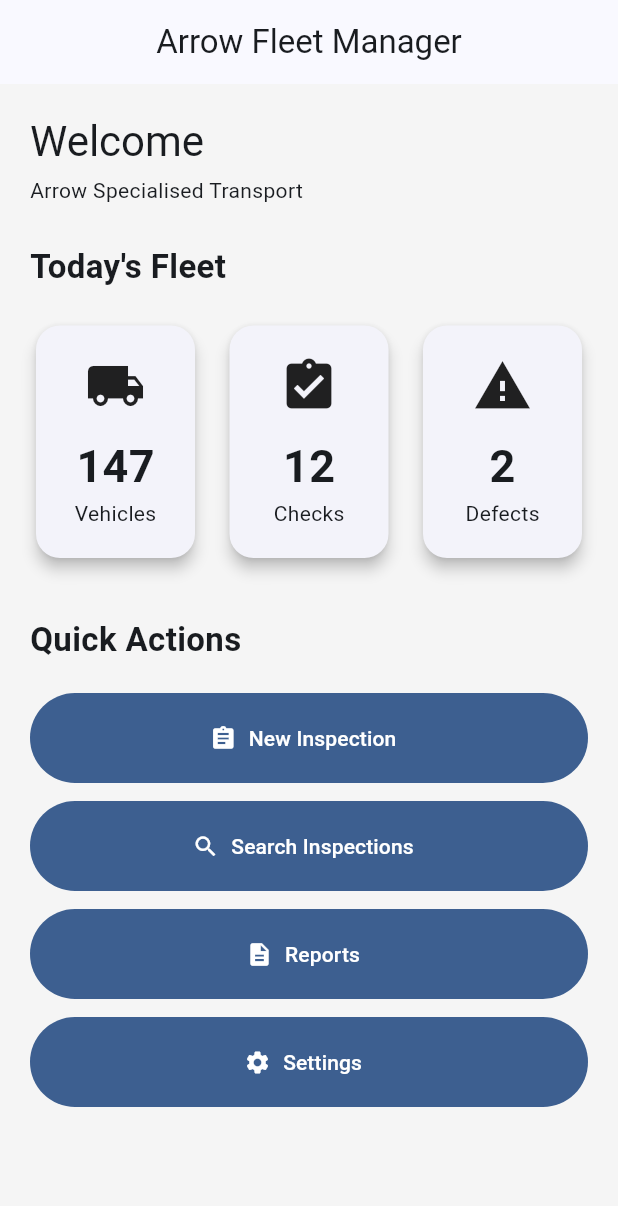
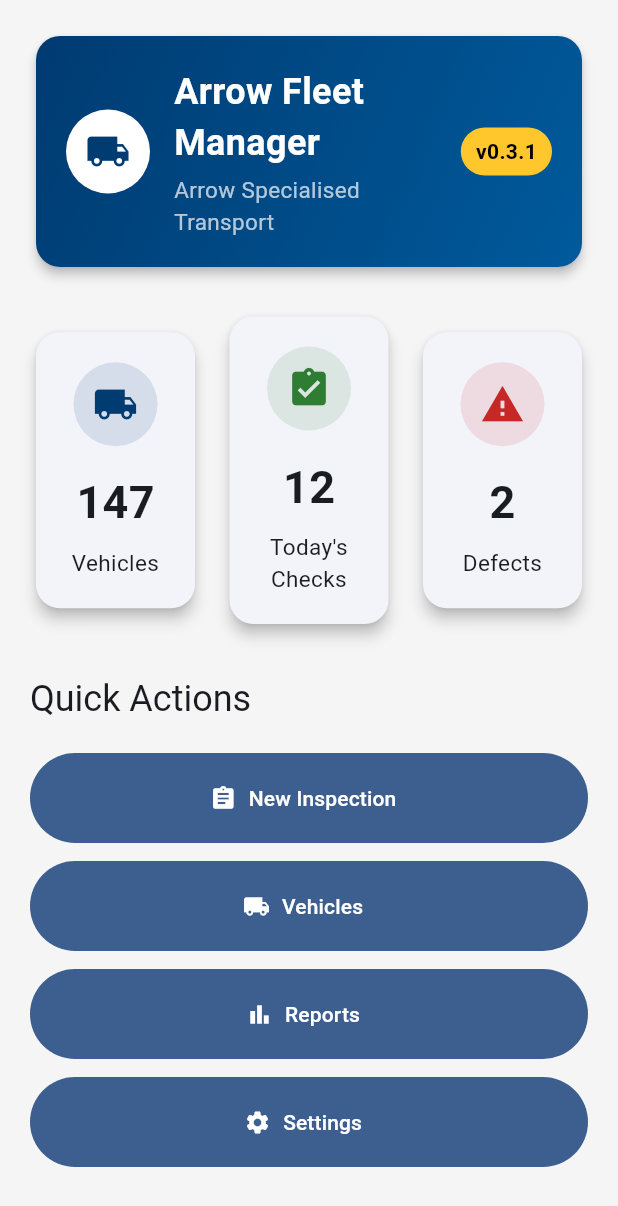
Before and after one commit to iancrofts-dotcom/arrow-fleet-manager, a Flutter app: the screen it shows after launch, on a phone screen of 412 x 824 dp. Shown: the top 1206 px of the screen. Run offline on Flutter 3.47's test engine with Material 3 defaults, Android fonts, the phone set to English and light mode, and no system bars; our stand-ins replace sqflite; accounts and stored records are empty.

Commit message:
feat: v0.3.1 AST branding and professional dashboard

```diff
--- a/lib/app/constants.dart
+++ b/lib/app/constants.dart
@@ -1,13 +1,26 @@
 import 'package:flutter/material.dart';
 
 class AppConstants {
+  // Company
+
   static const String companyName = "Arrow Specialised Transport";
   static const String appName = "Arrow Fleet Manager";
-  static const String version = "v0.2.0";
+  static const String version = "0.3.1";
+
+  // Corporate Colours
 
   static const Color primaryColor = Color(0xFF003B71);
   static const Color secondaryColor = Color(0xFFFFC72C);
 
-  static const double borderRadius = 16;
-  static const double padding = 20;
+  static const Color successColor = Color(0xFF2E7D32);
+  static const Color warningColor = Color(0xFFF57C00);
+  static const Color dangerColor = Color(0xFFC62828);
+
+  static const double padding = 20.0;
+  static const double borderRadius = 16.0;
+
+  // Dashboard Demo Data
+  static const int totalVehicles = 147;
+  static const int inspectionsToday = 12;
+  static const int outstandingDefects = 2;
 }
--- a/lib/features/dashboard/dashboard_screen.dart
+++ b/lib/features/dashboard/dashboard_screen.dart
@@ -1,6 +1,7 @@
 import 'package:flutter/material.dart';
 
 import '../../app/constants.dart';
+import '../../widgets/app_header.dart';
 import '../../widgets/dashboard_button.dart';
 import '../../widgets/stat_card.dart';
 import '../inspections/inspection_screen.dart';
@@ -11,46 +12,25 @@
   @override
   Widget build(BuildContext context) {
     return Scaffold(
-      appBar: AppBar(
-        title: const Text(AppConstants.appName),
-      ),
-      body: Padding(
-        padding: const EdgeInsets.all(AppConstants.padding),
-        child: Column(
-          crossAxisAlignment: CrossAxisAlignment.start,
+      body: SafeArea(
+        child: ListView(
+          padding: const EdgeInsets.all(AppConstants.padding),
           children: [
-
-            Text(
-              "Welcome",
-              style: Theme.of(context).textTheme.headlineMedium,
-            ),
-
-            const SizedBox(height: 5),
-
-            const Text(
-              AppConstants.companyName,
+            const AppHeader(
+              title: AppConstants.appName,
+              subtitle: AppConstants.companyName,
             ),
 
             const SizedBox(height: 25),
 
-            const Text(
-              "Today's Fleet",
-              style: TextStyle(
-                fontSize: 22,
-                fontWeight: FontWeight.bold,
-              ),
-            ),
-
-            const SizedBox(height: 20),
-
             const Row(
               children: [
-
                 Expanded(
                   child: StatCard(
                     title: "Vehicles",
-                    value: "147",
+                    value: "${AppConstants.totalVehicles}",
                     icon: Icons.local_shipping,
+                    color: AppConstants.primaryColor,
                   ),
                 ),
 
@@ -58,9 +38,10 @@
 
                 Expanded(
                   child: StatCard(
-                    title: "Checks",
-                    value: "12",
+                    title: "Today's Checks",
+                    value: "${AppConstants.inspectionsToday}",
                     icon: Icons.assignment_turned_in,
+                    color: AppConstants.successColor,
                   ),
                 ),
 
@@ -69,22 +50,19 @@
                 Expanded(
                   child: StatCard(
                     title: "Defects",
-                    value: "2",
+                    value: "${AppConstants.outstandingDefects}",
                     icon: Icons.warning,
+                    color: AppConstants.dangerColor,
                   ),
                 ),
-
               ],
             ),
 
-            const SizedBox(height: 35),
+            const SizedBox(height: 30),
 
-            const Text(
+            Text(
               "Quick Actions",
-              style: TextStyle(
-                fontSize: 22,
-                fontWeight: FontWeight.bold,
-              ),
+              style: Theme.of(context).textTheme.headlineSmall,
             ),
 
             const SizedBox(height: 20),
@@ -93,29 +71,27 @@
               icon: Icons.assignment,
               title: "New Inspection",
               onPressed: () {
-
                 Navigator.push(
                   context,
                   MaterialPageRoute(
                     builder: (_) => const InspectionScreen(),
                   ),
                 );
-
               },
             ),
 
             const SizedBox(height: 12),
 
             DashboardButton(
-              icon: Icons.search,
-              title: "Search Inspections",
+              icon: Icons.local_shipping,
+              title: "Vehicles",
               onPressed: () {},
             ),
 
             const SizedBox(height: 12),
 
             DashboardButton(
-              icon: Icons.description,
+              icon: Icons.bar_chart,
               title: "Reports",
               onPressed: () {},
             ),
@@ -127,7 +103,6 @@
               title: "Settings",
               onPressed: () {},
             ),
-
           ],
         ),
       ),
--- /dev/null
+++ b/lib/widgets/app_header.dart
@@ -0,0 +1,103 @@
+import 'package:flutter/material.dart';
+
+import '../app/constants.dart';
+
+class AppHeader extends StatelessWidget {
+  final String title;
+  final String? subtitle;
+
+  const AppHeader({
+    super.key,
+    required this.title,
+    this.subtitle,
+  });
+
+  @override
+  Widget build(BuildContext context) {
+    return Card(
+      elevation: 3,
+      shape: RoundedRectangleBorder(
+        borderRadius: BorderRadius.circular(
+          AppConstants.borderRadius,
+        ),
+      ),
+      child: Container(
+        padding: const EdgeInsets.all(AppConstants.padding),
+        decoration: BoxDecoration(
+          borderRadius: BorderRadius.circular(
+            AppConstants.borderRadius,
+          ),
+          gradient: const LinearGradient(
+            colors: [
+              AppConstants.primaryColor,
+              Color(0xFF005A9C),
+            ],
+            begin: Alignment.topLeft,
+            end: Alignment.bottomRight,
+          ),
+        ),
+        child: Row(
+          children: [
+            const CircleAvatar(
+              radius: 28,
+              backgroundColor: Colors.white,
+              child: Icon(
+                Icons.local_shipping,
+                color: AppConstants.primaryColor,
+                size: 30,
+              ),
+            ),
+
+            const SizedBox(width: 16),
+
+            Expanded(
+              child: Column(
+                crossAxisAlignment: CrossAxisAlignment.start,
+                children: [
+                  Text(
+                    title,
+                    style: const TextStyle(
+                      color: Colors.white,
+                      fontSize: 24,
+                      fontWeight: FontWeight.bold,
+                    ),
+                  ),
+
+                  if (subtitle != null)
+                    Padding(
+                      padding: const EdgeInsets.only(top: 4),
+                      child: Text(
+                        subtitle!,
+                        style: const TextStyle(
+                          color: Colors.white70,
+                          fontSize: 15,
+                        ),
+                      ),
+                    ),
+                ],
+              ),
+            ),
+
+            Container(
+              padding: const EdgeInsets.symmetric(
+                horizontal: 10,
+                vertical: 6,
+              ),
+              decoration: BoxDecoration(
+                color: AppConstants.secondaryColor,
+                borderRadius: BorderRadius.circular(20),
+              ),
+              child: Text(
+                "v${AppConstants.version}",
+                style: const TextStyle(
+                  fontWeight: FontWeight.bold,
+                  color: Colors.black,
+                ),
+              ),
+            ),
+          ],
+        ),
+      ),
+    );
+  }
+}
--- a/lib/widgets/stat_card.dart
+++ b/lib/widgets/stat_card.dart
@@ -1,27 +1,47 @@
 import 'package:flutter/material.dart';
+
+import '../app/constants.dart';
 
 class StatCard extends StatelessWidget {
   final String title;
   final String value;
   final IconData icon;
+  final Color color;
 
   const StatCard({
     super.key,
     required this.title,
     required this.value,
     required this.icon,
+    required this.color,
   });
 
   @override
   Widget build(BuildContext context) {
     return Card(
+      elevation: 4,
+      shape: RoundedRectangleBorder(
+        borderRadius: BorderRadius.circular(
+          AppConstants.borderRadius,
+        ),
+      ),
       child: Padding(
-        padding: const EdgeInsets.all(20),
+        padding: const EdgeInsets.all(AppConstants.padding),
         child: Column(
           mainAxisAlignment: MainAxisAlignment.center,
           children: [
-            Icon(icon, size: 40),
-            const SizedBox(height: 12),
+            CircleAvatar(
+              radius: 28,
+              backgroundColor: color.withValues(alpha: 0.12),
+              child: Icon(
+                icon,
+                color: color,
+                size: 30,
+              ),
+            ),
+
+            const SizedBox(height: 16),
+
             Text(
               value,
               style: const TextStyle(
@@ -29,7 +49,16 @@
                 fontWeight: FontWeight.bold,
               ),
             ),
-            Text(title),
+
+            const SizedBox(height: 8),
+
+            Text(
+              title,
+              textAlign: TextAlign.center,
+              style: const TextStyle(
+                fontSize: 15,
+              ),
+            ),
           ],
         ),
       ),
```
